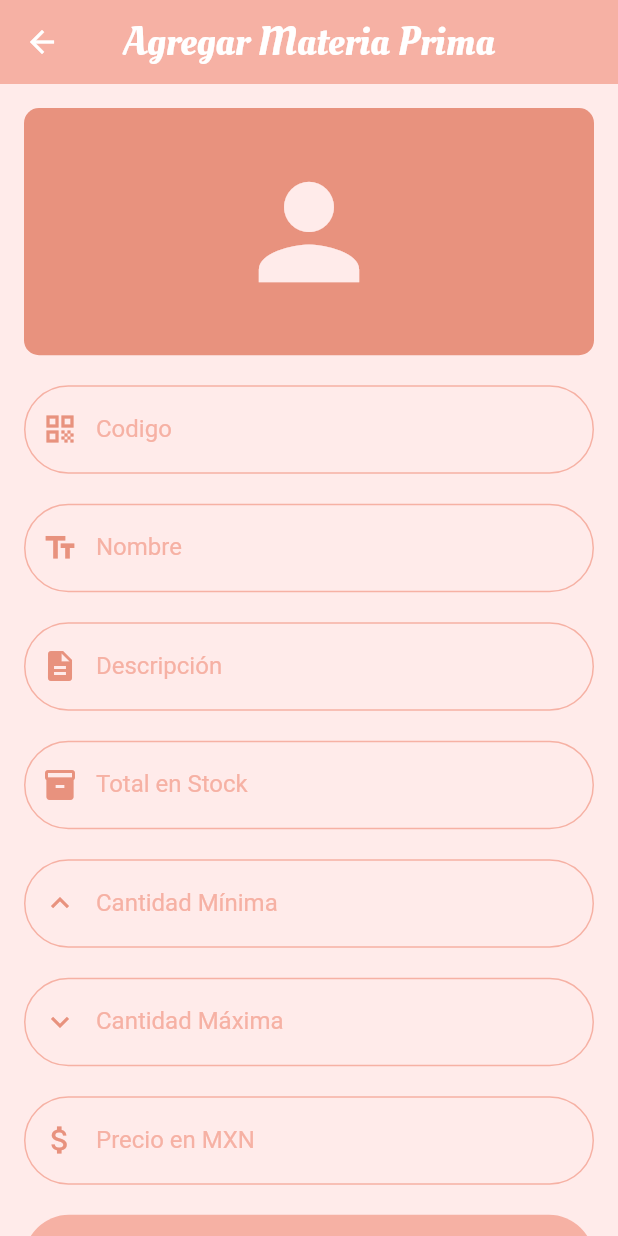
After one commit to TheRevBv/Natura_Life_App, a Flutter app: the AddMateriaScreen screen opened by its route, on a phone screen of 412 x 824 dp. The commit adds this screen. Run offline on Flutter 3.47's test engine with Material 2 defaults, Android fonts, the phone set to English and light mode, and no system bars; our stand-ins replace shared_preferences; accounts and stored records are empty; network calls fail.

Commit message:
Fix materias primas

```diff
--- /dev/null
+++ b/lib/models/materia_prima.dart
@@ -0,0 +1,96 @@
+import 'dart:convert';
+
+class MateriaPrima {
+  final int idMateriaPrima;
+  final String codigo;
+  final String nombre;
+  final String descripcion;
+  final int perecedero;
+  final int stock;
+  final int cantMinima;
+  final int cantMaxima;
+  final int idUnidadMedida;
+  final double precio;
+  final String foto;
+  final int idProveedor;
+  final int idStatus;
+  final String fechaRegistro;
+  final String fechaModificacion;
+
+  MateriaPrima({
+    required this.idMateriaPrima,
+    required this.codigo,
+    required this.nombre,
+    required this.descripcion,
+    required this.perecedero,
+    required this.stock,
+    required this.cantMinima,
+    required this.cantMaxima,
+    required this.idUnidadMedida,
+    required this.precio,
+    required this.foto,
+    required this.idProveedor,
+    required this.idStatus,
+    required this.fechaRegistro,
+    required this.fechaModificacion,
+  });
+
+  factory MateriaPrima.fromJson(String str) =>
+      MateriaPrima.fromMap(json.decode(str));
+
+  String toJson() => json.encode(toMap());
+
+  factory MateriaPrima.fromMap(Map<String, dynamic> json) => MateriaPrima(
+        idMateriaPrima: json['IdMateriaPrima'],
+        codigo: json['Codigo'],
+        nombre: json['Nombre'],
+        descripcion: json['Descripcion'],
+        perecedero: json['Perecedero'],
+        stock: json['Stock'],
+        cantMinima: json['CantMinima'],
+        cantMaxima: json['CantMaxima'],
+        idUnidadMedida: json['IdUnidadMedida'],
+        precio: double.parse(json['Precio']),
+        foto: json['Foto'],
+        idProveedor: json['IdProveedor'],
+        idStatus: json['IdStatus'],
+        fechaRegistro: json['FechaRegistro'],
+        fechaModificacion: json['FechaModificacion'],
+      );
+
+  Map<String, dynamic> toMap() => {
+        'IdMateriaPrima': idMateriaPrima,
+        'Codigo': codigo,
+        'Nombre': nombre,
+        'Descripcion': descripcion,
+        'Perecedero': perecedero,
+        'Stock': stock,
+        'CantMinima': cantMinima,
+        'CantMaxima': cantMaxima,
+        'IdUnidadMedida': idUnidadMedida,
+        'Precio': precio.toString(),
+        'Foto': foto,
+        'IdProveedor': idProveedor,
+        'IdStatus': idStatus,
+        'FechaRegistro': fechaRegistro,
+        'FechaModificacion': fechaModificacion,
+      };
+
+  MateriaPrima copy() => MateriaPrima(
+        idMateriaPrima: idMateriaPrima,
+        codigo: codigo,
+        nombre: nombre,
+        descripcion: descripcion,
+        perecedero: perecedero,
+        stock: stock,
+        cantMinima: cantMinima,
+        cantMaxima: cantMaxima,
+        idUnidadMedida: idUnidadMedida,
+        precio: precio,
+        foto: foto,
+        idProveedor: idProveedor,
+        idStatus: idStatus,
+        fechaRegistro: fechaRegistro,
+        fechaModificacion: fechaModificacion,
+      );
+}
--- a/lib/providers/api_provider.dart
+++ b/lib/providers/api_provider.dart
@@ -55,7 +55,9 @@ class APiProvider extends ChangeNotifier {
 
   Future getMatter() async {
     final String url = '$_urlBase/MateriaPrimas';
-    final response = await UtilProvider.rtp.responseHTTP(urlBase: url);
+    // const String url = 'http://localhost/api/MateriasPrimas.php';
+    final response = await UtilProvider.rtp.apiRest(urlBase: url);
+    // final response = await UtilProvider.rtp.responseHTTP(urlBase: url);
     if (response.statusCode == 200) {
       var jResponse = jsonDecode(response.body) as List<dynamic>;
       matter = jResponse;
--- a/lib/routes/approutes.dart
+++ b/lib/routes/approutes.dart
@@ -1,7 +1,9 @@
 import 'package:flutter/material.dart';
 import 'package:natura_life/screen.dart';
+import 'package:natura_life/screen/add_edit_matter_screen.dart';
 import 'package:natura_life/screen/product_screen.dart';
 import 'package:natura_life/screen/provider_screen.dart';
+import 'package:natura_life/screen/materias_screen.dart';
 
 class AppRoutes {
   static Map<String, Widget Function(BuildContext context)> routes = {
@@ -9,6 +11,8 @@ class AppRoutes {
     '/Login': (BuildContext context) => const Login(),
     '/Product': (BuildContext context) => const ProductScreen(),
     '/Provider': (BuildContext context) => const ProviderScreen(),
+    '/MateriaPrima': (BuildContext context) => const MateriaPrimaScreen(),
+    '/AddEditMatter': (BuildContext context) => const AddMateriaScreen(),
   };
 
   static const String initialROute = '/Login';
--- /dev/null
+++ b/lib/screen/add_edit_matter_screen.dart
@@ -0,0 +1,123 @@
+import 'package:flutter/material.dart';
+import 'package:natura_life/providers/materias_primas_provider.dart';
+import 'package:natura_life/widget/reusable_widgets.dart';
+import 'package:provider/provider.dart';
+import 'package:natura_life/theme/apptheme.dart';
+
+class AddMateriaScreen extends StatefulWidget {
+  const AddMateriaScreen({super.key});
+
+  @override
+  State<AddMateriaScreen> createState() => _AddMateriaScreenState();
+}
+
+class _AddMateriaScreenState extends State<AddMateriaScreen> {
+  final _providerFormKey = GlobalKey<FormState>();
+
+  @override
+  void initState() {
+    super.initState();
+  }
+
+  void _saveForm() {
+    final isValid = _providerFormKey.currentState!.validate();
+    if (!isValid) {
+      return;
+    }
+    _providerFormKey.currentState!.save();
+    // Provider.of<MateriasPrimasProvider>(context, listen: false).addMateriaPrima();
+    Navigator.of(context).pop();
+  }
+
+  @override
+  Widget build(BuildContext context) {
+    return Scaffold(
+      appBar: ReusableWidgets.generalAppBar(
+          title: 'Agregar Materia Prima', hasLeading: true),
+      body: SingleChildScrollView(
+        child: Padding(
+          padding: const EdgeInsets.all(16.0),
+          child: Form(
+            key: _providerFormKey,
+            child: Column(
+              crossAxisAlignment: CrossAxisAlignment.start,
+              children: [
+                Container(
+                  width: double.infinity,
+                  height: MediaQuery.of(context).size.height * 0.2,
+                  decoration: BoxDecoration(
+                    color: AppTheme.fourth,
+                    borderRadius: BorderRadius.circular(10),
+                  ),
+                  child: Icon(
+                    Icons.person,
+                    size: 100,
+                    color: AppTheme.white,
+                  ),
+                ),
+                const SizedBox(height: 20),
+                ReusableWidgets.formInput(
+                  icon: Icons.qr_code,
+                  label: 'Codigo',
+                  initialVal: '',
+                  onchange: (value) => value.codigo = value,
+                ),
+                const SizedBox(height: 20),
+                ReusableWidgets.formInput(
+                  icon: Icons.text_fields,
+                  label: 'Nombre',
+                  initialVal: '',
+                  onchange: (value) => value.codigo = value,
+                ),
+                const SizedBox(height: 20),
+                ReusableWidgets.formInput(
+                  icon: Icons.description,
+                  label: 'Descripción',
+                  initialVal: '',
+                  onchange: (value) => value.codigo = value,
+                ),
+                const SizedBox(height: 20),
+                ReusableWidgets.formInput(
+                  icon: Icons.inventory,
+                  label: 'Total en Stock',
+                  initialVal: '',
+                  onchange: (value) => value.codigo = value,
+                ),
+                const SizedBox(height: 20),
+                ReusableWidgets.formInput(
+                  icon: Icons.expand_less,
+                  label: 'Cantidad Mínima',
+                  initialVal: '',
+                  onchange: (value) => value.codigo = value,
+                ),
+                const SizedBox(height: 20),
+                ReusableWidgets.formInput(
+                  icon: Icons.expand_more,
+                  label: 'Cantidad Máxima',
+                  initialVal: '',
+                  onchange: (value) => value.codigo = value,
+                ),
+                const SizedBox(height: 20),
+                ReusableWidgets.formInput(
+                  icon: Icons.attach_money,
+                  label: 'Precio en MXN',
+                  initialVal: '',
+                  onchange: (value) => value.codigo = value,
+                ),
+                const SizedBox(height: 20),
+                ReusableWidgets.filledColorButton(
+                  func: () => {
+                    print('guardar')
+                    // if (!providerForm.isValidForm()) return;
+                    // providerSvc.saveOrUpdateProvider(providerForm.provider);
+                  },
+                  text: 'Guardar',
+                ),
+              ],
+            ),
+          ),
+        ),
+      ),
+    );
+  }
+}
--- /dev/null
+++ b/lib/screen/materias_screen.dart
@@ -0,0 +1,108 @@
+import 'package:flutter/material.dart';
+import 'package:natura_life/models/materia_prima.dart';
+import 'package:natura_life/theme/apptheme.dart';
+import 'package:natura_life/theme/widget_styles.dart';
+import 'package:natura_life/widget/reusable_widgets.dart';
+
+class MateriaPrimaScreen extends StatelessWidget {
+  const MateriaPrimaScreen({super.key});
+
+  @override
+  Widget build(BuildContext context) {
+    final materiaPrima =
+        ModalRoute.of(context)!.settings.arguments as Map<String, dynamic>;
+    MateriaPrima materia = MateriaPrima.fromMap(materiaPrima);
+    final _providerFormKey = GlobalKey<FormState>();
+
+    return Scaffold(
+      appBar: ReusableWidgets.generalAppBar(
+        title: 'Materia Prima',
+        hasLeading: true,
+      ),
+      body: SingleChildScrollView(
+        child: Padding(
+          padding: const EdgeInsets.all(16.0),
+          child: Form(
+            key: _providerFormKey,
+            child: Column(
+              crossAxisAlignment: CrossAxisAlignment.start,
+              children: [
+                Container(
+                  width: double.infinity,
+                  height: MediaQuery.of(context).size.height * 0.2,
+                  decoration: BoxDecoration(
+                    color: AppTheme.fourth,
+                    borderRadius: BorderRadius.circular(10),
+                  ),
+                  child: Icon(
+                    Icons.person,
+                    size: 100,
+                    color: AppTheme.white,
+                  ),
+                ),
+                const SizedBox(height: 20),
+                ReusableWidgets.formInput(
+                  icon: Icons.qr_code,
+                  label: 'Codigo',
+                  initialVal: materia.codigo,
+                  onchange: (value) => value.codigo = value,
+                ),
+                const SizedBox(height: 20),
+                ReusableWidgets.formInput(
+                  icon: Icons.text_fields,
+                  label: 'Nombre',
+                  initialVal: materia.nombre,
+                  onchange: (value) => value.codigo = value,
+                ),
+                const SizedBox(height: 20),
+                ReusableWidgets.formInput(
+                  icon: Icons.description,
+                  label: 'Descripción',
+                  initialVal: materia.descripcion,
+                  onchange: (value) => value.codigo = value,
+                ),
+                const SizedBox(height: 20),
+                ReusableWidgets.formInput(
+                  icon: Icons.inventory,
+                  label: 'Total en Stock',
+                  initialVal: '${materia.stock}',
+                  onchange: (value) => value.codigo = value,
+                ),
+                const SizedBox(height: 20),
+                ReusableWidgets.formInput(
+                  icon: Icons.expand_less,
+                  label: 'Cantidad Mínima',
+                  initialVal: '${materia.cantMaxima}',
+                  onchange: (value) => value.codigo = value,
+                ),
+                const SizedBox(height: 20),
+                ReusableWidgets.formInput(
+                  icon: Icons.expand_more,
+                  label: 'Cantidad Máxima',
+                  initialVal: '${materia.cantMinima}',
+                  onchange: (value) => value.codigo = value,
+                ),
+                const SizedBox(height: 20),
+                ReusableWidgets.formInput(
+                  icon: Icons.attach_money,
+                  label: 'Precio en MXN',
+                  initialVal: '${materia.precio}',
+                  onchange: (value) => value.codigo = value,
+                ),
+                const SizedBox(height: 20),
+                ReusableWidgets.filledColorButton(
+                  func: () => {
+                    print('guardar')
+                    // if (!providerForm.isValidForm()) return;
+                    // providerSvc.saveOrUpdateProvider(providerForm.provider);
+                  },
+                  text: 'Guardar',
+                ),
+              ],
+            ),
+          ),
+        ),
+      ),
+    );
+  }
+}
--- a/lib/screen/mini_screens/products.dart
+++ b/lib/screen/mini_screens/products.dart
@@ -42,7 +42,8 @@ class _ProductsState extends State<Products> {
           physics: const BouncingScrollPhysics(),
           children: [
             ProductTabs.productTab(prodList: prodProvider.products),
-            ProductTabs.materialTab(matList: prodProvider.matter),
+            ProductTabs.materialTab(
+                matList: prodProvider.matter, context: context),
           ],
         ),
       ),
```
Also changed, not shown: lib/providers/materias_primas_provider.dart (added, +80 -0 lines), lib/providers/provider_form_provider.dart (+14 -0 lines), lib/providers/util_provider.dart (+8 -0 lines), lib/screen/mini_screens/tabs/products.dart (+32 -9 lines), lib/services/materias_service.dart (added, +91 -0 lines).
